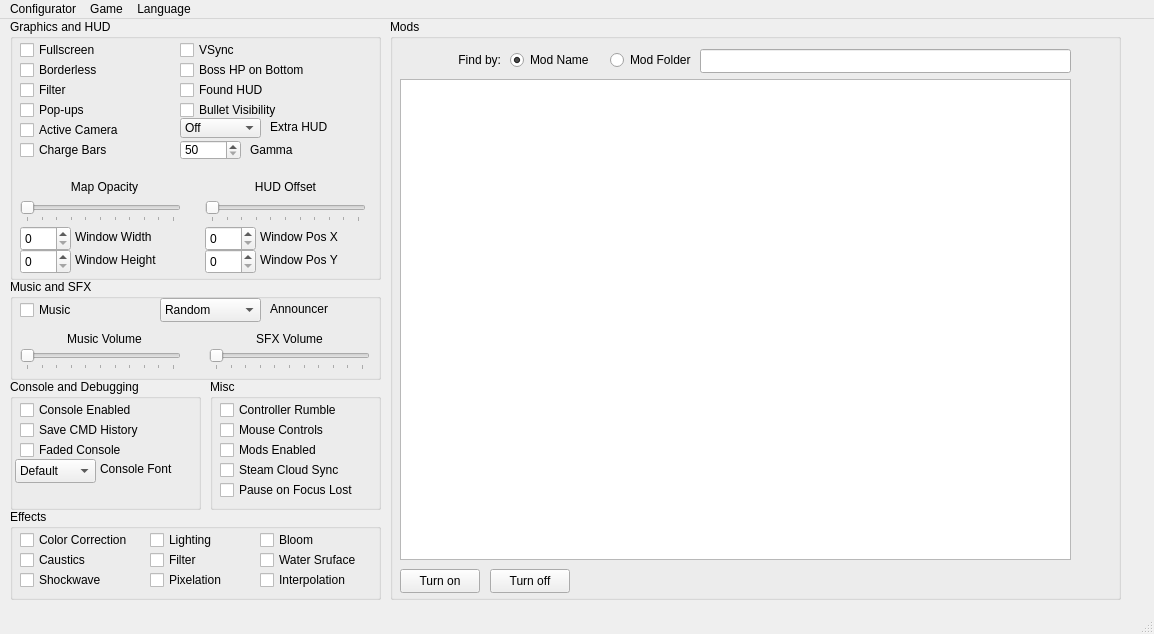
First picture: the form in mainwindow.ui, repository BrakeDude/IsaacConfigurator, before the edit.
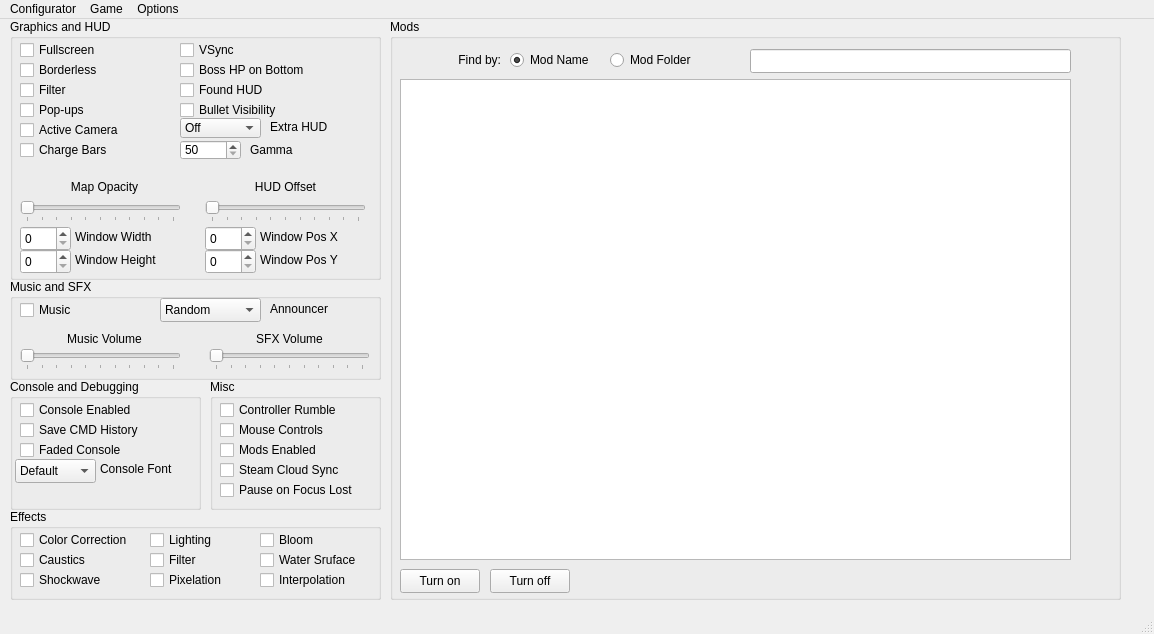
Second picture: the form after the edit. Icons and pictures are not drawn.

Commit message: Update imc_es_ES.ts, imc_ru_RU.ts, and mainwindow.ui

Diff of the .ui file:
```diff
--- a/mainwindow.ui
+++ b/mainwindow.ui
@@ -784,7 +784,7 @@
       <rect>
        <x>10</x>
        <y>20</y>
-       <width>141</width>
+       <width>151</width>
        <height>22</height>
       </rect>
      </property>
@@ -797,7 +797,7 @@
       <rect>
        <x>10</x>
        <y>40</y>
-       <width>141</width>
+       <width>151</width>
        <height>22</height>
       </rect>
      </property>
@@ -810,7 +810,7 @@
       <rect>
        <x>10</x>
        <y>100</y>
-       <width>141</width>
+       <width>151</width>
        <height>22</height>
       </rect>
      </property>
@@ -823,7 +823,7 @@
       <rect>
        <x>10</x>
        <y>80</y>
-       <width>141</width>
+       <width>151</width>
        <height>22</height>
       </rect>
      </property>
@@ -836,7 +836,7 @@
       <rect>
        <x>10</x>
        <y>60</y>
-       <width>141</width>
+       <width>151</width>
        <height>22</height>
       </rect>
      </property>
@@ -896,9 +896,9 @@
     <widget class="QLineEdit" name="lineEdit">
      <property name="geometry">
       <rect>
-       <x>310</x>
+       <x>360</x>
        <y>30</y>
-       <width>371</width>
+       <width>321</width>
        <height>24</height>
       </rect>
      </property>
@@ -1111,15 +1111,15 @@
     <addaction name="actionStartGame"/>
     <addaction name="actionCloseGame"/>
    </widget>
-   <widget class="QMenu" name="menuLanguage">
+   <widget class="QMenu" name="menuOptions">
     <property name="title">
-     <string>Language</string>
+     <string>Options</string>
     </property>
     <addaction name="actionEnglish"/>
    </widget>
    <addaction name="menuFile"/>
    <addaction name="menuGame"/>
-   <addaction name="menuLanguage"/>
+   <addaction name="menuOptions"/>
   </widget>
   <widget class="QStatusBar" name="statusbar">
    <property name="enabled">
```
Left out of the diff: 27 changed lines with no effect on the pictures. The commit also changes 2 other files.
